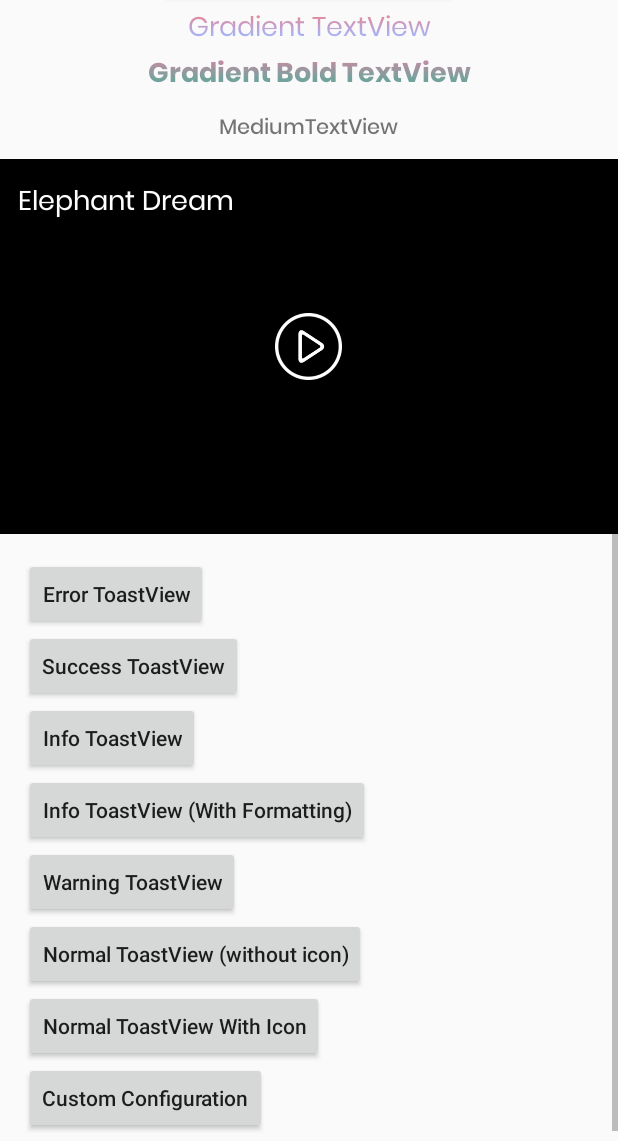
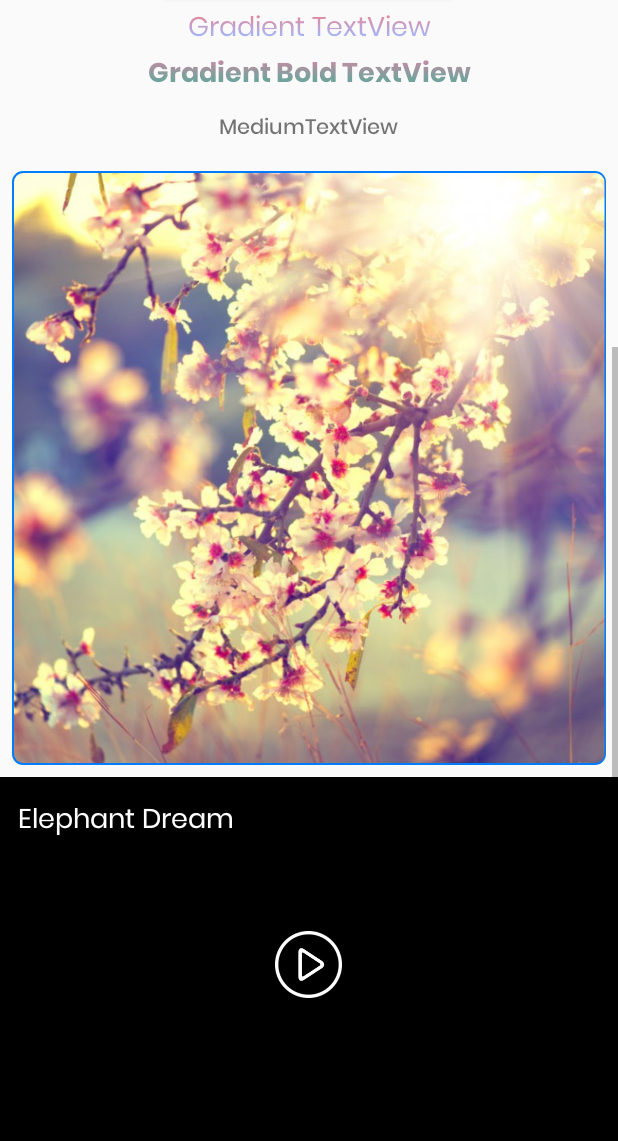
Before and after one commit to dvinfosys/CustomWidgets, an Android app: the screen it shows after launch (MainActivity), scrolled down 537 dp, on a phone screen of 412 x 824 dp, the part 95-1236 px from its top. Run offline under Robolectric (Android 15) with nearby library versions, the phone set to English and light mode, and no system bars; our stand-ins replace CircleImageView; pictures from the network do not load.

Commit message:
Update Widgets

```diff
--- a/app/src/main/res/layout/activity_main.xml
+++ b/app/src/main/res/layout/activity_main.xml
@@ -140,6 +140,16 @@
             android:padding="8dp"
             android:text="MediumTextView" />
 
+        <com.dvinfosys.widgets.ImageView.RoundedImageView
+            android:layout_width="wrap_content"
+            android:layout_height="200dp"
+            android:layout_margin="8dp"
+            android:src="@drawable/demo_image"
+            app:borderColor="@color/color_blue"
+            app:borderWidth="1dp"
+            app:isSquare="true"
+            app:radius="6dp" />
+
 
         <com.dvinfosys.widgets.VideoPlayer.VPVideoPlayerStandard
             android:id="@+id/vp_videoplayer"
--- /dev/null
+++ b/libraries/src/main/java/com/dvinfosys/widgets/ImageView/RoundedImageView.java
@@ -0,0 +1,40 @@
+package com.dvinfosys.widgets.ImageView;
+
+import android.content.Context;
+import android.util.AttributeSet;
+
+public class RoundedImageView extends ShaderImageView {
+
+    private RoundedShader shader;
+    public RoundedImageView(Context context) {
+        super(context);
+    }
+
+    public RoundedImageView(Context context, AttributeSet attrs) {
+        super(context, attrs);
+    }
+
+    public RoundedImageView(Context context, AttributeSet attrs, int defStyle) {
+        super(context, attrs, defStyle);
+    }
+
+    @Override
+    public ShaderHelper createImageViewHelper() {
+        shader = new RoundedShader();
+        return shader;
+    }
+
+    public final int getRadius() {
+        if(shader != null) {
+            return shader.getRadius();
+        }
+        return 0;
+    }
+
+    public final void setRadius(final int radius) {
+        if(shader != null) {
+            shader.setRadius(radius);
+            invalidate();
+        }
+    }
+}
--- /dev/null
+++ b/libraries/src/main/java/com/dvinfosys/widgets/ImageView/RoundedShader.java
@@ -0,0 +1,72 @@
+package com.dvinfosys.widgets.ImageView;
+
+import android.content.Context;
+import android.content.res.TypedArray;
+import android.graphics.Canvas;
+import android.graphics.Paint;
+import android.graphics.RectF;
+import android.util.AttributeSet;
+
+import com.dvinfosys.widgets.R;
+
+public class RoundedShader extends ShaderHelper {
+
+    private final RectF borderRect = new RectF();
+    private final RectF imageRect = new RectF();
+
+    private int radius = 0;
+    private int bitmapRadius;
+
+    public RoundedShader() {
+    }
+
+    @Override
+    public void init(Context context, AttributeSet attrs, int defStyle) {
+        super.init(context, attrs, defStyle);
+        borderPaint.setStrokeWidth(borderWidth*2);
+        if(attrs != null){
+            TypedArray typedArray = context.obtainStyledAttributes(attrs, R.styleable.ShaderImageView, defStyle, 0);
+            radius = typedArray.getDimensionPixelSize(R.styleable.ShaderImageView_radius, radius);
+            typedArray.recycle();
+        }
+    }
+
+    @Override
+    public void draw(Canvas canvas, Paint imagePaint, Paint borderPaint) {
+        canvas.drawRoundRect(borderRect, radius, radius, borderPaint);
+        canvas.save();
+        canvas.concat(matrix);
+        canvas.drawRoundRect(imageRect, bitmapRadius, bitmapRadius, imagePaint);
+        canvas.restore();
+    }
+
+    @SuppressWarnings("SuspiciousNameCombination")
+    @Override
+    public void onSizeChanged(int width, int height) {
+        super.onSizeChanged(width, height);
+        borderRect.set(borderWidth, borderWidth, viewWidth - borderWidth, viewHeight - borderWidth);
+    }
+
+    @Override
+    public void calculate(int bitmapWidth, int bitmapHeight,
+                          float width, float height,
+                          float scale,
+                          float translateX, float translateY) {
+        imageRect.set(-translateX, -translateY, bitmapWidth + translateX, bitmapHeight + translateY);
+        bitmapRadius = Math.round(radius / scale);
+    }
+
+    @Override
+    public void reset() {
+        imageRect.set(0,0,0,0);
+        bitmapRadius = 0;
+    }
+
+    public final int getRadius() {
+        return radius;
+    }
+
+    public final void setRadius(final int radius) {
+        this.radius = radius;
+    }
+}
--- /dev/null
+++ b/libraries/src/main/java/com/dvinfosys/widgets/ImageView/ShaderHelper.java
@@ -0,0 +1,197 @@
+package com.dvinfosys.widgets.ImageView;
+
+import android.content.Context;
+import android.content.res.TypedArray;
+import android.graphics.Bitmap;
+import android.graphics.BitmapShader;
+import android.graphics.Canvas;
+import android.graphics.Color;
+import android.graphics.Matrix;
+import android.graphics.Paint;
+import android.graphics.Shader;
+import android.graphics.drawable.BitmapDrawable;
+import android.graphics.drawable.Drawable;
+import android.util.AttributeSet;
+import android.util.DisplayMetrics;
+
+import com.dvinfosys.widgets.R;
+
+@SuppressWarnings("WeakerAccess")
+public abstract class ShaderHelper {
+    private final static int ALPHA_MAX = 255;
+
+    protected int viewWidth;
+    protected int viewHeight;
+
+    protected int borderColor = Color.BLACK;
+    protected int borderWidth = 0;
+    protected float borderAlpha = 1f;
+    protected boolean square = false;
+
+    protected final Paint borderPaint;
+    protected final Paint imagePaint;
+    protected BitmapShader shader;
+    protected Drawable drawable;
+    protected final Matrix matrix = new Matrix();
+
+    public ShaderHelper() {
+        borderPaint = new Paint();
+        borderPaint.setStyle(Paint.Style.STROKE);
+        borderPaint.setAntiAlias(true);
+
+        imagePaint = new Paint();
+        imagePaint.setAntiAlias(true);
+    }
+
+    public abstract void draw(Canvas canvas, Paint imagePaint, Paint borderPaint);
+    public abstract void reset();
+    @SuppressWarnings("UnusedParameters")
+    public abstract void calculate(int bitmapWidth, int bitmapHeight, float width, float height, float scale, float translateX, float translateY);
+
+
+    @SuppressWarnings("SameParameterValue")
+    protected final int dpToPx(DisplayMetrics displayMetrics, int dp) {
+        return Math.round(dp * (displayMetrics.xdpi / DisplayMetrics.DENSITY_DEFAULT));
+    }
+
+    public void init(Context context, AttributeSet attrs, int defStyle) {
+        if(attrs != null){
+            TypedArray typedArray = context.obtainStyledAttributes(attrs, R.styleable.ShaderImageView, defStyle, 0);
+            borderColor = typedArray.getColor(R.styleable.ShaderImageView_borderColor, borderColor);
+            borderWidth = typedArray.getDimensionPixelSize(R.styleable.ShaderImageView_borderWidth, borderWidth);
+            borderAlpha = typedArray.getFloat(R.styleable.ShaderImageView_borderAlpha, borderAlpha);
+            square = typedArray.getBoolean(R.styleable.ShaderImageView_isSquare, square);
+            typedArray.recycle();
+        }
+
+        borderPaint.setColor(borderColor);
+        borderPaint.setAlpha(Float.valueOf(borderAlpha * ALPHA_MAX).intValue());
+        borderPaint.setStrokeWidth(borderWidth);
+    }
+
+    public boolean onDraw(Canvas canvas) {
+        if (shader == null) {
+            createShader();
+        }
+        if (shader != null && viewWidth > 0 && viewHeight > 0) {
+            draw(canvas, imagePaint, borderPaint);
+            return true;
+        }
+
+        return false;
+    }
+
+    public void onSizeChanged(int width, int height) {
+        if(viewWidth == width && viewHeight == height) return;
+        viewWidth = width;
+        viewHeight = height;
+        if(isSquare()) {
+            viewWidth = viewHeight = Math.min(width, height);
+        }
+        if(shader != null) {
+            calculateDrawableSizes();
+        }
+    }
+
+    public Bitmap calculateDrawableSizes() {
+        Bitmap bitmap = getBitmap();
+        if(bitmap != null) {
+            int bitmapWidth = bitmap.getWidth();
+            int bitmapHeight = bitmap.getHeight();
+
+            if(bitmapWidth > 0 && bitmapHeight > 0) {
+                float width = Math.round(viewWidth - 2f * borderWidth);
+                float height = Math.round(viewHeight - 2f * borderWidth);
+
+                float scale;
+                float translateX = 0;
+                float translateY = 0;
+
+                if (bitmapWidth * height > width * bitmapHeight) {
+                    scale = height / bitmapHeight;
+                    translateX = Math.round((width/scale - bitmapWidth) / 2f);
+                } else {
+                    scale = width / (float) bitmapWidth;
+                    translateY = Math.round((height/scale - bitmapHeight) / 2f);
+                }
+
+                matrix.setScale(scale, scale);
+                matrix.preTranslate(translateX, translateY);
+                matrix.postTranslate(borderWidth, borderWidth);
+
+                calculate(bitmapWidth, bitmapHeight, width, height, scale, translateX, translateY);
+
+                return bitmap;
+            }
+        }
+
+        reset();
+        return null;
+    }
+
+    public final void onImageDrawableReset(Drawable drawable) {
+        this.drawable = drawable;
+        shader = null;
+        imagePaint.setShader(null);
+    }
+
+    protected void createShader() {
+        Bitmap bitmap = calculateDrawableSizes();
+        if(bitmap != null && bitmap.getWidth() > 0 && bitmap.getHeight() > 0) {
+            shader = new BitmapShader(bitmap, Shader.TileMode.CLAMP, Shader.TileMode.CLAMP);
+            imagePaint.setShader(shader);
+        }
+    }
+
+    protected Bitmap getBitmap() {
+        Bitmap bitmap = null;
+        if(drawable != null) {
+            if(drawable instanceof BitmapDrawable) {
+                bitmap = ((BitmapDrawable) drawable).getBitmap();
+            }
+        }
+
+        return bitmap;
+    }
+
+    public final int getBorderColor() {
+        return borderColor;
+    }
+
+    public final void setBorderColor(final int borderColor) {
+        this.borderColor = borderColor;
+        if(borderPaint != null) {
+            borderPaint.setColor(borderColor);
+        }
+    }
+
+    public final int getBorderWidth() {
+        return borderWidth;
+    }
+
+    public final void setBorderWidth(final int borderWidth) {
+        this.borderWidth = borderWidth;
+        if(borderPaint != null) {
+            borderPaint.setStrokeWidth(borderWidth);
+        }
+    }
+
+    public final float getBorderAlpha() {
+        return borderAlpha;
+    }
+
+    public final void setBorderAlpha(final float borderAlpha) {
+        this.borderAlpha = borderAlpha;
+        if(borderPaint != null) {
+            borderPaint.setAlpha(Float.valueOf(borderAlpha * ALPHA_MAX).intValue());
+        }
+    }
+
+    public final void setSquare(final boolean square) {
+        this.square = square;
+    }
+
+    public final boolean isSquare() {
+        return square;
+    }
+}
--- /dev/null
+++ b/libraries/src/main/java/com/dvinfosys/widgets/ImageView/ShaderImageView.java
@@ -0,0 +1,114 @@
+package com.dvinfosys.widgets.ImageView;
+
+import android.content.Context;
+import android.graphics.Bitmap;
+import android.graphics.Canvas;
+import android.graphics.drawable.Drawable;
+import android.util.AttributeSet;
+import android.widget.ImageView;
+
+public abstract class ShaderImageView extends ImageView {
+    private final static boolean DEBUG = false;
+    private ShaderHelper pathHelper;
+
+    public ShaderImageView(Context context) {
+        super(context);
+        setup(context, null, 0);
+    }
+
+    public ShaderImageView(Context context, AttributeSet attrs) {
+        super(context, attrs);
+        setup(context, attrs, 0);
+    }
+
+    public ShaderImageView(Context context, AttributeSet attrs, int defStyle) {
+        super(context, attrs, defStyle);
+        setup(context, attrs, defStyle);
+    }
+
+    private void setup(Context context, AttributeSet attrs, int defStyle) {
+        getPathHelper().init(context, attrs, defStyle);
+    }
+
+    protected ShaderHelper getPathHelper() {
+        if(pathHelper == null) {
+            pathHelper = createImageViewHelper();
+        }
+        return pathHelper;
+    }
+
+    protected abstract ShaderHelper createImageViewHelper();
+
+    @Override
+    protected void onMeasure(int widthMeasureSpec, int heightMeasureSpec) {
+        if(getPathHelper().isSquare()) {
+            super.onMeasure(widthMeasureSpec, widthMeasureSpec);
+        } else {
+            super.onMeasure(widthMeasureSpec, heightMeasureSpec);
+        }
+    }
+
+    //Required by path helper
+    @Override
+    public void setImageBitmap(Bitmap bm) {
+        super.setImageBitmap(bm);
+        getPathHelper().onImageDrawableReset(getDrawable());
+    }
+
+    @Override
+    public void setImageDrawable(Drawable drawable) {
+        super.setImageDrawable(drawable);
+        getPathHelper().onImageDrawableReset(getDrawable());
+    }
+
+    @Override
+    public void setImageResource(int resId) {
+        super.setImageResource(resId);
+        getPathHelper().onImageDrawableReset(getDrawable());
+    }
+
+    @Override
+    protected void onSizeChanged(int w, int h, int oldw, int oldh) {
+        super.onSizeChanged(w, h, oldw, oldh);
+        getPathHelper().onSizeChanged(w, h);
+    }
+
+    @Override
+    public void onDraw(Canvas canvas) {
+        if(DEBUG) {
+            canvas.drawRGB(10, 200, 200);
+        }
+
+        if(!getPathHelper().onDraw(canvas)) {
+            super.onDraw(canvas);
+        }
+    }
+
+    public void setBorderColor(final int borderColor) {
+        getPathHelper().setBorderColor(borderColor);
+        invalidate();
+    }
+
+    public int getBorderWidth() {
+        return getPathHelper().getBorderWidth();
+    }
+
+    public void setBorderWidth(final int borderWidth) {
+        getPathHelper().setBorderWidth(borderWidth);
+        invalidate();
+    }
+
+    public float getBorderAlpha() {
+        return getPathHelper().getBorderAlpha();
+    }
+
+    public void setBorderAlpha(final float borderAlpha) {
+        getPathHelper().setBorderAlpha(borderAlpha);
+        invalidate();
+    }
+
+    public void setSquare(final boolean square) {
+        getPathHelper().setSquare(square);
+        invalidate();
+    }
+}
```
Also changed, not shown: libraries/src/main/java/com/dvinfosys/widgets/ImageView/SquareImageView.java (added, +36 -0 lines), libraries/src/main/res/values/attrs.xml (+9 -0 lines), app/src/main/res/drawable/demo_image.png (added).
